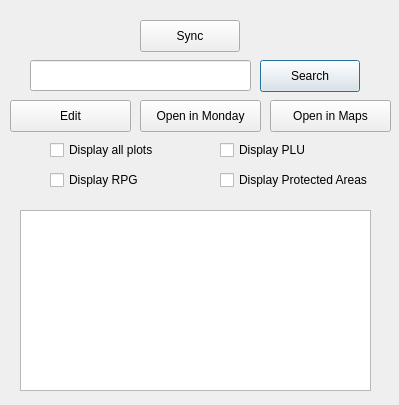
Qt form booster_dialog_base.ui (PaulWattmen/Booster) before a commit.
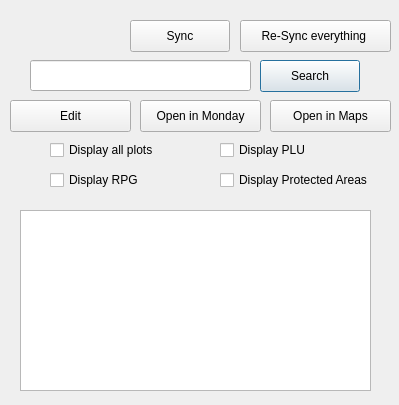
The same form after that commit.

Commit message: version 0.7 : can read mirror columns, add of a re sync everything button

```diff
--- a/booster_dialog_base.ui
+++ b/booster_dialog_base.ui
@@ -29,7 +29,7 @@
   <widget class="QPushButton" name="sync_pushButton">
    <property name="geometry">
     <rect>
-     <x>140</x>
+     <x>130</x>
      <y>20</y>
      <width>100</width>
      <height>32</height>
@@ -150,6 +150,19 @@
     <string>Open in Maps</string>
    </property>
   </widget>
+  <widget class="QPushButton" name="total_sync_pushButton">
+   <property name="geometry">
+    <rect>
+     <x>240</x>
+     <y>20</y>
+     <width>151</width>
+     <height>32</height>
+    </rect>
+   </property>
+   <property name="text">
+    <string>Re-Sync everything </string>
+   </property>
+  </widget>
  </widget>
  <resources/>
  <connections/>
```
The commit also changes 5 other files.
